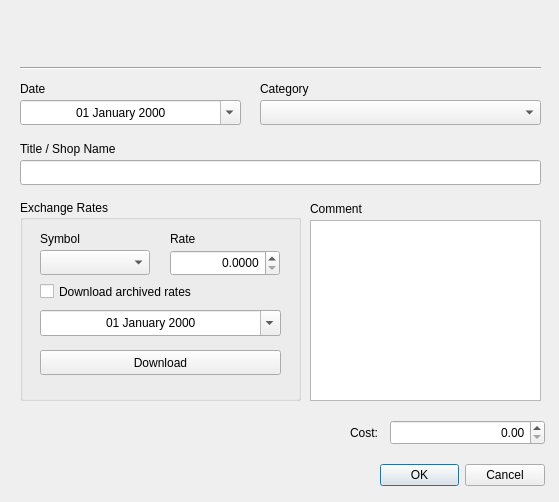
Above: Dialog/ExpenseDialog.ui from wslowinski/QtFinance before the change. Below: the same form after it.
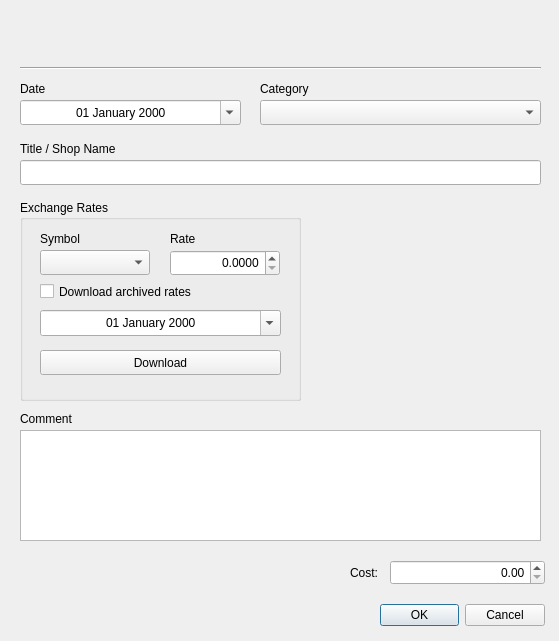
That is the form after the change.

Commit message: Update dialog view

What changed in the file:
```diff
--- a/Dialog/ExpenseDialog.ui
+++ b/Dialog/ExpenseDialog.ui
@@ -10,7 +10,7 @@
     <x>0</x>
     <y>0</y>
     <width>559</width>
-    <height>502</height>
+    <height>641</height>
    </rect>
   </property>
   <property name="palette">
@@ -30,7 +30,7 @@
    <property name="geometry">
     <rect>
      <x>380</x>
-     <y>460</y>
+     <y>600</y>
      <width>165</width>
      <height>31</height>
     </rect>
@@ -145,7 +145,7 @@
    <property name="geometry">
     <rect>
      <x>390</x>
-     <y>420</y>
+     <y>560</y>
      <width>155</width>
      <height>25</height>
     </rect>
@@ -167,7 +167,7 @@
    <property name="geometry">
     <rect>
      <x>350</x>
-     <y>420</y>
+     <y>560</y>
      <width>40</width>
      <height>25</height>
     </rect>
@@ -182,8 +182,8 @@
   <widget class="QLabel" name="lblComment">
    <property name="geometry">
     <rect>
-     <x>310</x>
-     <y>200</y>
+     <x>20</x>
+     <y>410</y>
      <width>131</width>
      <height>17</height>
     </rect>
@@ -195,10 +195,10 @@
   <widget class="QPlainTextEdit" name="edtComment">
    <property name="geometry">
     <rect>
-     <x>310</x>
-     <y>220</y>
-     <width>231</width>
-     <height>181</height>
+     <x>20</x>
+     <y>430</y>
+     <width>521</width>
+     <height>111</height>
     </rect>
    </property>
   </widget>
```
The commit also changes 1 other file.
